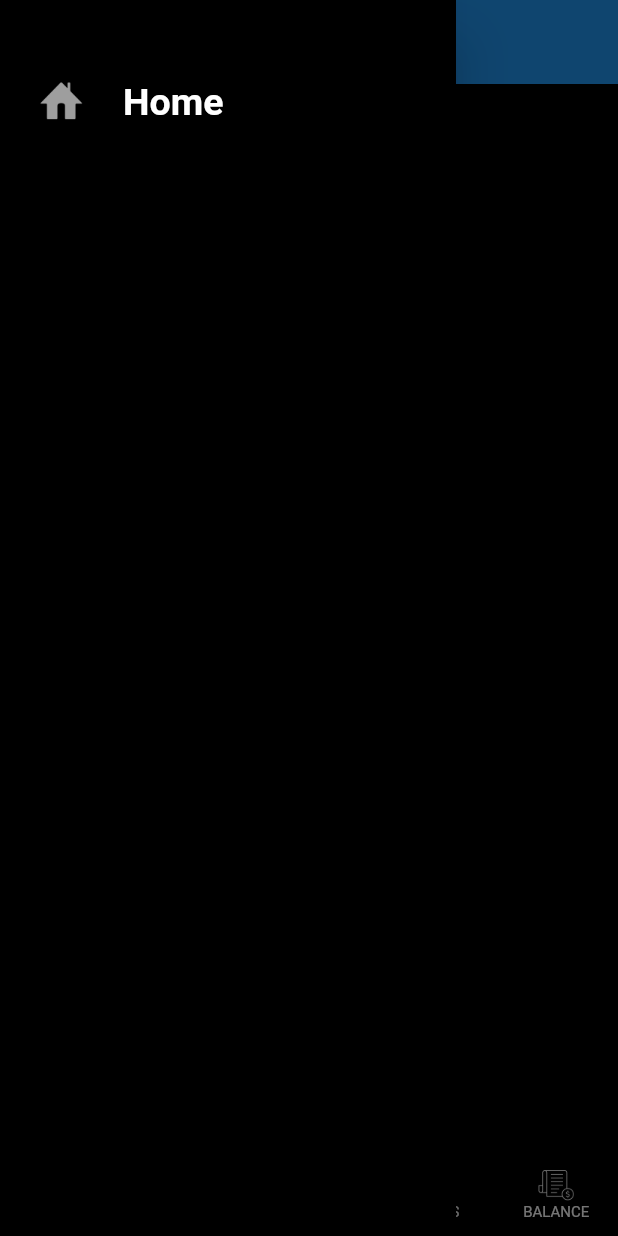
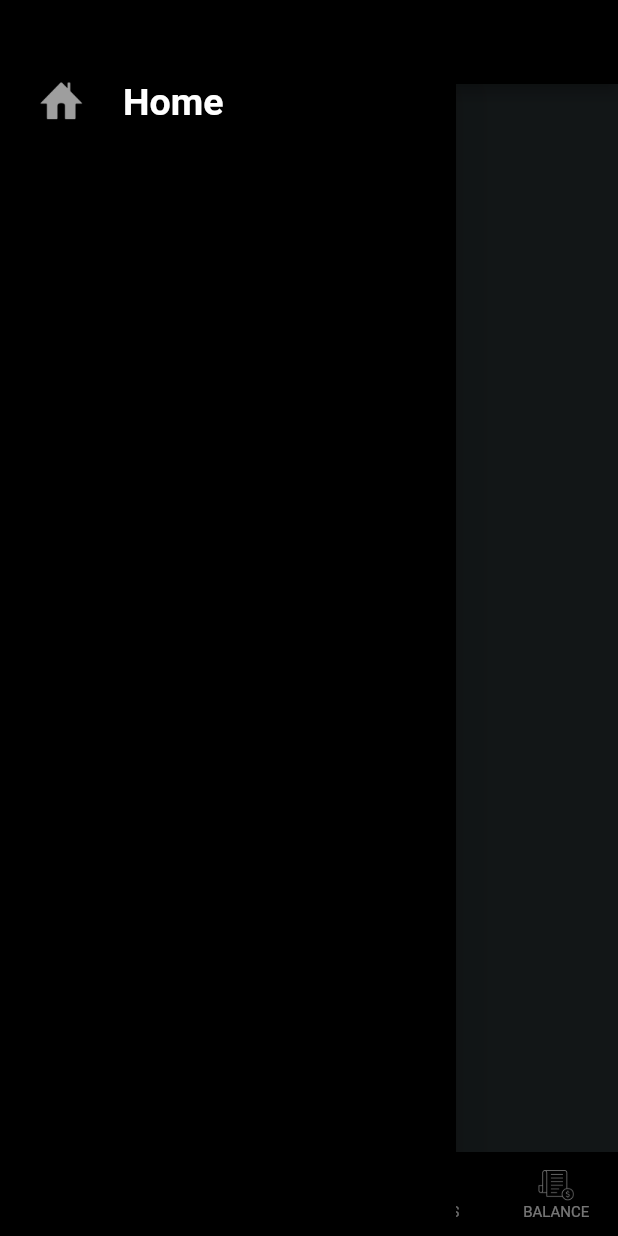
Before and after one commit to NavakanthQlx/myViejas, a Flutter app: the screen it shows after launch, with the side drawer open, on a phone screen of 412 x 824 dp. Run offline on Flutter 3.47's test engine with Material 2 defaults, Android fonts, the phone set to English and light mode, and no system bars; missing offline and left inert: dart:ffi.

Commit message:
Balance screen designs done

```diff
--- /dev/null
+++ b/viejas/lib/constants/constants.dart
@@ -0,0 +1,7 @@
+import 'dart:ffi';
+
+import 'package:flutter/material.dart';
+
+class Constants {
+  static const Color appGrayBgColor = Color.fromRGBO(40, 48, 51, 1);
+}
--- a/viejas/lib/main.dart
+++ b/viejas/lib/main.dart
@@ -1,4 +1,10 @@
 import 'package:flutter/material.dart';
+import 'package:viejas/constants/constants.dart';
+import 'package:viejas/screens/Balance.dart';
+import 'package:viejas/screens/HomeScreen.dart';
+import 'package:viejas/screens/MapScreen.dart';
+import 'package:viejas/screens/Offers.dart';
+import 'package:viejas/screens/Promotions.dart';
 
 void main() {
   runApp(MyApp());
@@ -14,47 +20,47 @@ class MyApp extends StatefulWidget {
 class _MyAppState extends State<MyApp> {
   int _selectedIndex = 0;
 
+  List<Widget> tabs = [
+    HomeScreen(),
+    MapScreen(),
+    Promotions(),
+    Offers(),
+    Balance()
+  ];
+
   @override
   Widget build(BuildContext context) {
     return MaterialApp(
       debugShowCheckedModeBanner: false,
       theme: ThemeData(
+        appBarTheme: AppBarTheme(
+            backgroundColor: Colors.black,
+            foregroundColor: Colors.white //here you can give the text color
+            ),
+        primaryTextTheme: TextTheme(headline6: TextStyle(color: Colors.white)),
         primaryColor: Colors.black,
-            scaffoldBackgroundColor: Colors.black,
-            bottomAppBarColor: Colors.black),
+        scaffoldBackgroundColor: Constants.appGrayBgColor,
+        bottomAppBarColor: Colors.black,
+        textTheme: TextTheme(
+          bodyText1: TextStyle(),
+          bodyText2: TextStyle(),
+        ).apply(
+          bodyColor: Colors.white,
+        ),
+      ),
       home: Scaffold(
         appBar: AppBar(
-            title: Text('Home'),
+          title: Text('VIEJAS'),
         ),
-          drawer: Drawer(
-            child: Container(
-              color: Colors.black,
-              child: Padding(
-                padding: const EdgeInsets.fromLTRB(10, 40, 10, 70),
-                child: Column(
-                  mainAxisAlignment: MainAxisAlignment.start,
-                  children: [
-                    ListTile(
-                      onTap: () {},
-                      leading: ImageIcon(
-                        AssetImage("images/Home.png"),
-                        color: Colors.grey,
-                        size: 30,
+        drawer: Sidemenu(),
+        bottomNavigationBar: tabbar(context),
+        body: tabs[_selectedIndex],
       ),
-                      title: Text(
-                        'Home',
-                        style: TextStyle(
-                            color: Colors.white,
-                            fontWeight: FontWeight.bold,
-                            fontSize: 25),
-                      ),
-                    )
-                  ],
-                ),
-              ),
-            ),
-          ),
-          bottomNavigationBar: new Theme(
+    );
+  }
+
+  Theme tabbar(BuildContext context) {
+    return new Theme(
       data: Theme.of(context).copyWith(
           // sets the background color of the `BottomNavigationBar`
           canvasColor: Colors.black,
@@ -111,7 +117,44 @@ class _MyAppState extends State<MyApp> {
           });
         },
       ),
-          ),
-        ));
+    );
   }
 }
+
+class Sidemenu extends StatelessWidget {
+  const Sidemenu({
+    Key? key,
+  }) : super(key: key);
+
+  @override
+  Widget build(BuildContext context) {
+    return Drawer(
+      child: Container(
+        color: Colors.black,
+        child: Padding(
+          padding: const EdgeInsets.fromLTRB(10, 40, 10, 70),
+          child: Column(
+            mainAxisAlignment: MainAxisAlignment.start,
+            children: [
+              ListTile(
+                onTap: () {},
+                leading: ImageIcon(
+                  AssetImage("images/Home.png"),
+                  color: Colors.grey,
+                  size: 30,
+                ),
+                title: Text(
+                  'Home',
+                  style: TextStyle(
+                      color: Colors.white,
+                      fontWeight: FontWeight.bold,
+                      fontSize: 25),
+                ),
+              )
+            ],
+          ),
+        ),
+      ),
+    );
+  }
+}
--- a/viejas/lib/screens/HomeScreen.dart
+++ b/viejas/lib/screens/HomeScreen.dart
@@ -10,6 +10,10 @@ class HomeScreen extends StatefulWidget {
 class _HomeScreenState extends State<HomeScreen> {
   @override
   Widget build(BuildContext context) {
-    return Container();
+    return Scaffold(
+      body: Container(
+        child: Text('Home'),
+      ),
+    );
   }
 }
```
Also changed, not shown: viejas/lib/screens/Balance.dart (added, +58 -0 lines), viejas/lib/screens/MapScreen.dart (added, +19 -0 lines), viejas/lib/screens/Offers.dart (added, +19 -0 lines), viejas/lib/screens/Promotions.dart (added, +19 -0 lines). Lines whose indentation alone changed are shown as unchanged.
